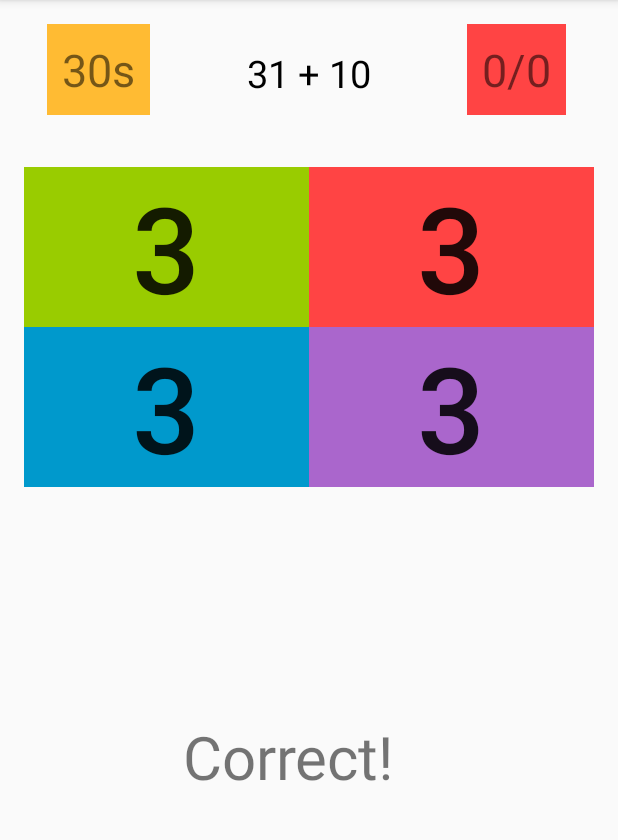
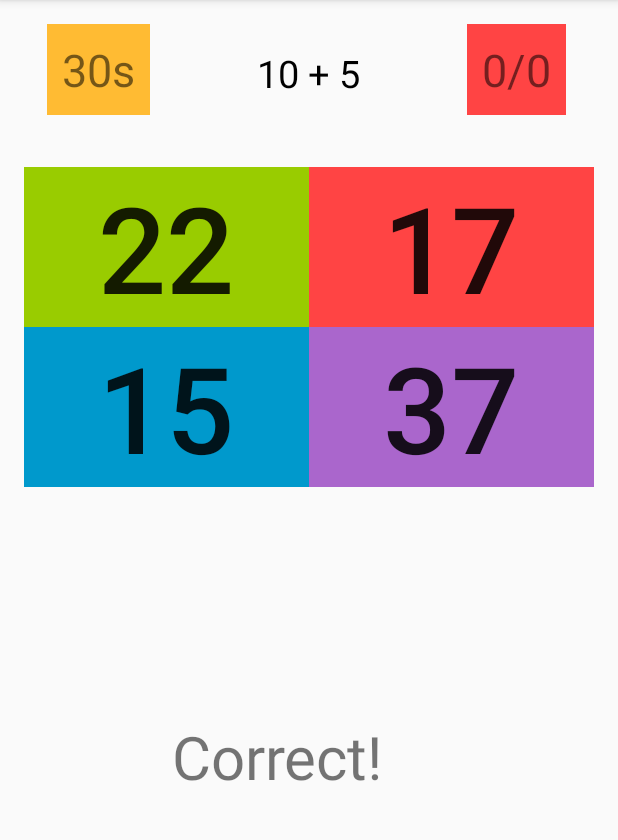
Before and after one commit to raviigarg/The-Complete-Android-N-Developer-Course, an Android app: the screen it shows after launch (MainActivity), on a phone screen of 412 x 824 dp, the part 84-924 px from its top. Run offline under Robolectric (Android 15) with nearby library versions, the phone set to English and light mode, and no system bars.

Commit message:
logic of randon number is set to different positions of buttons

```diff
--- a/BrainTrainer/app/src/main/java/com/example/ravi/braintrainer/MainActivity.java
+++ b/BrainTrainer/app/src/main/java/com/example/ravi/braintrainer/MainActivity.java
@@ -13,14 +13,28 @@ import java.util.Random;
 public class MainActivity extends AppCompatActivity {
 
     Button startButton;
-    ArrayList<Integer> answers;
+    ArrayList<Integer> answers = new ArrayList<Integer>();
     int locatinOfCorrectAnswer;
 
 
     public void start(View view) {
 
         startButton.setVisibility(View.INVISIBLE);
+
+
+    }
+
+    @Override
+    protected void onCreate(Bundle savedInstanceState) {
+        super.onCreate(savedInstanceState);
+        setContentView(R.layout.activity_main);
+
+        startButton = (Button) findViewById(R.id.startButton);
         TextView sumTextView = (TextView) findViewById(R.id.sumTextView);
+        Button button0 = (Button) findViewById(R.id.button0);
+        Button button1= (Button) findViewById(R.id.button1);
+        Button button2 = (Button) findViewById(R.id.button2);
+        Button button3 = (Button) findViewById(R.id.button3);
 
         Random rand = new Random();
 
@@ -31,6 +45,8 @@ public class MainActivity extends AppCompatActivity {
 
         locatinOfCorrectAnswer = rand.nextInt(4);
 
+        int incorrectAnswer;
+
         for(int i=0;i <4; i++) {
 
             if(i==locatinOfCorrectAnswer) {
@@ -38,19 +54,22 @@ public class MainActivity extends AppCompatActivity {
                 answers.add(a + b);
 
             }else {
-                answers.add(rand.nextInt(41));
+
+                incorrectAnswer = rand.nextInt(41);
+                while(incorrectAnswer == a +  b) {
+                    incorrectAnswer = rand.nextInt(41);
+                }
+                answers.add(incorrectAnswer);
+
             }
 
         }
+        button0.setText(Integer.toString(answers.get(0)));
+        button1.setText(Integer.toString(answers.get(1)));
+        button2.setText(Integer.toString(answers.get(2)));
+        button3.setText(Integer.toString(answers.get(3)));
 
-    }
 
-    @Override
-    protected void onCreate(Bundle savedInstanceState) {
-        super.onCreate(savedInstanceState);
-        setContentView(R.layout.activity_main);
-
-        startButton = (Button) findViewById(R.id.startButton);
 
     }
 }
```
